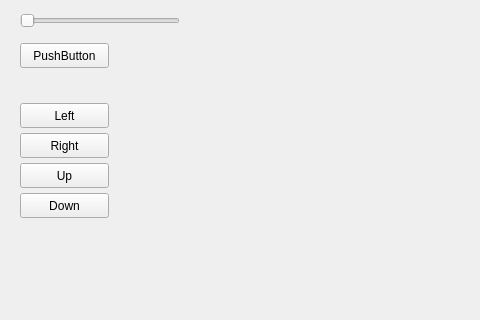
the-kim-jong-un/RayTracing, file src/mainwindow.ui: the form before one commit; both pictures show x 0 to 480 and y 207 to 527 of the 1055 by 621 pixel window.
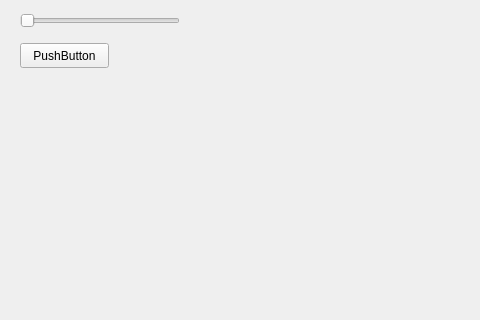
The form after the commit.

The edit to the form file:
```diff
--- a/src/mainwindow.ui
+++ b/src/mainwindow.ui
@@ -102,58 +102,6 @@
      <string>PushButton</string>
     </property>
    </widget>
-   <widget class="QPushButton" name="arrowLeft">
-    <property name="geometry">
-     <rect>
-      <x>20</x>
-      <y>310</y>
-      <width>89</width>
-      <height>25</height>
-     </rect>
-    </property>
-    <property name="text">
-     <string>Left</string>
-    </property>
-   </widget>
-   <widget class="QPushButton" name="arrowRight">
-    <property name="geometry">
-     <rect>
-      <x>20</x>
-      <y>340</y>
-      <width>89</width>
-      <height>25</height>
-     </rect>
-    </property>
-    <property name="text">
-     <string>Right</string>
-    </property>
-   </widget>
-   <widget class="QPushButton" name="arrowUp">
-    <property name="geometry">
-     <rect>
-      <x>20</x>
-      <y>370</y>
-      <width>89</width>
-      <height>25</height>
-     </rect>
-    </property>
-    <property name="text">
-     <string>Up</string>
-    </property>
-   </widget>
-   <widget class="QPushButton" name="arrowDown">
-    <property name="geometry">
-     <rect>
-      <x>20</x>
-      <y>400</y>
-      <width>89</width>
-      <height>25</height>
-     </rect>
-    </property>
-    <property name="text">
-     <string>Down</string>
-    </property>
-   </widget>
   </widget>
   <widget class="QMenuBar" name="menubar">
    <property name="geometry">
```
